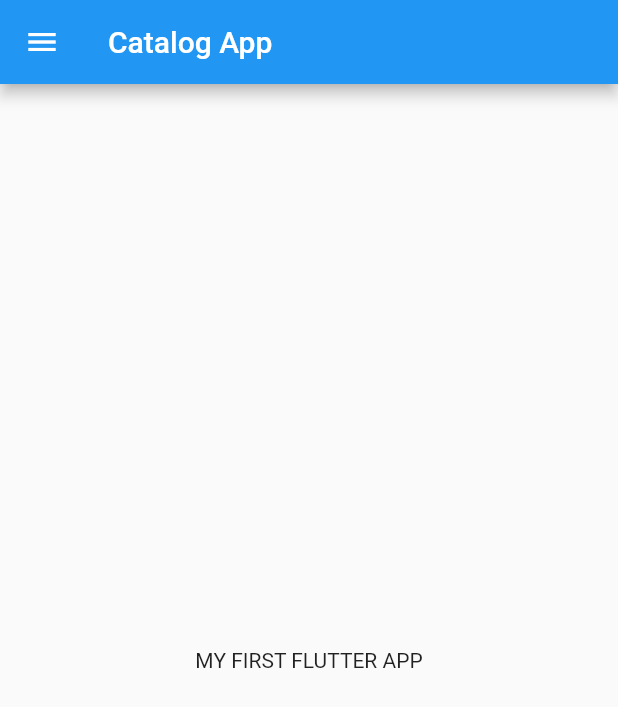
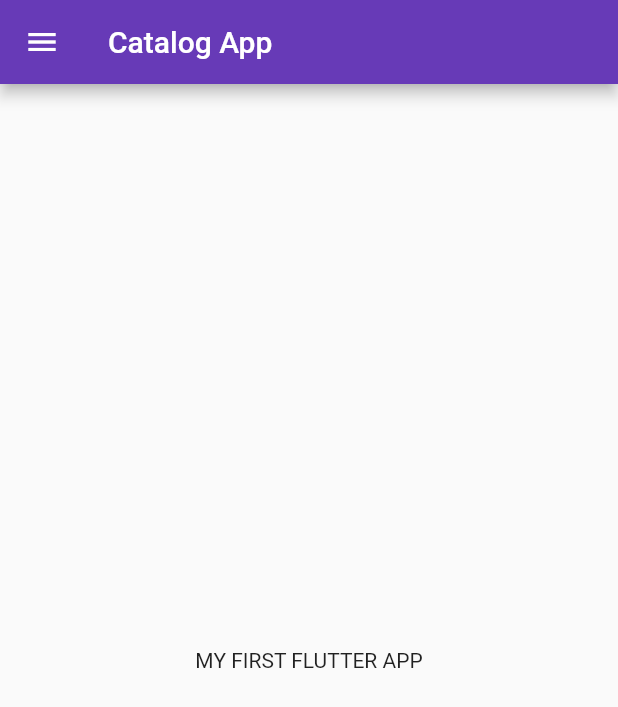
Before and after one commit to shrutisajan11/Flutter, a Flutter app: the screen it shows after launch, on a phone screen of 412 x 824 dp. Shown: the top 707 px of the screen. Run offline on Flutter 3.47's test engine with Material 2 defaults, Android fonts, the phone set to English and light mode, and no system bars.

Commit message:
Day 3 completed

```diff
--- a/lib/main.dart
+++ b/lib/main.dart
@@ -1,5 +1,6 @@
 import 'package:flutter/material.dart';
-import 'package:flutter_catalog/home_page.dart';
+import 'package:flutter_catalog/pages/home_page.dart';
+import 'package:flutter_catalog/pages/login_page.dart';
 
 void main() {
   runApp(MyApp());
@@ -9,7 +10,17 @@ class MyApp extends StatelessWidget {
   @override
   Widget build(BuildContext context) {
     return MaterialApp(
-      home: HomePage(),
+      themeMode: ThemeMode.light,
+      theme: ThemeData(primarySwatch: Colors.deepPurple),
+      darkTheme: ThemeData(
+        brightness: Brightness.dark,
+      ),
+      initialRoute: "/home",
+      routes: {
+        "/": (context) => LoginPage(),
+        "/home":(context) => HomePage(),
+        "/login":(context) => LoginPage()
+      },
     );
   }
 }
```
Also changed, not shown: lib/pages/login_page.dart (added, +17 -0 lines), lib/pages/home_page.dart (renamed from lib/home_page.dart).
